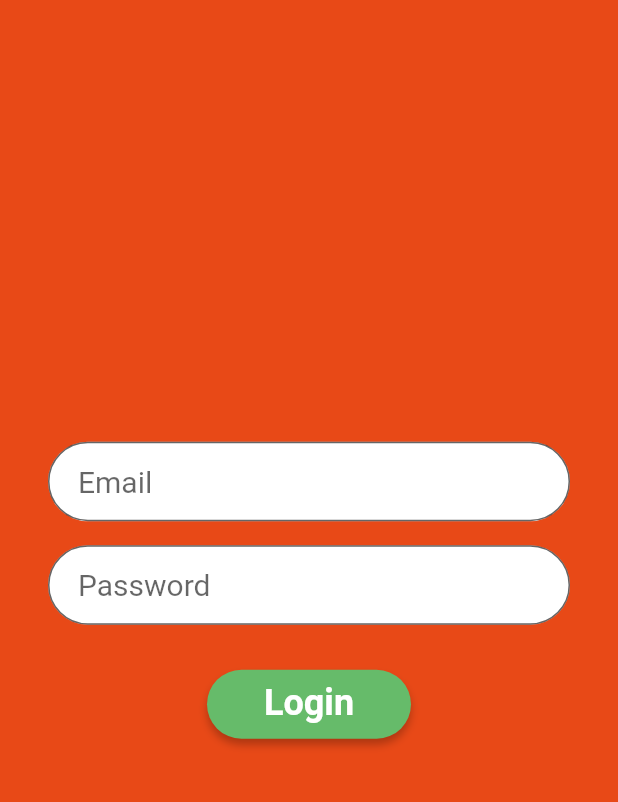
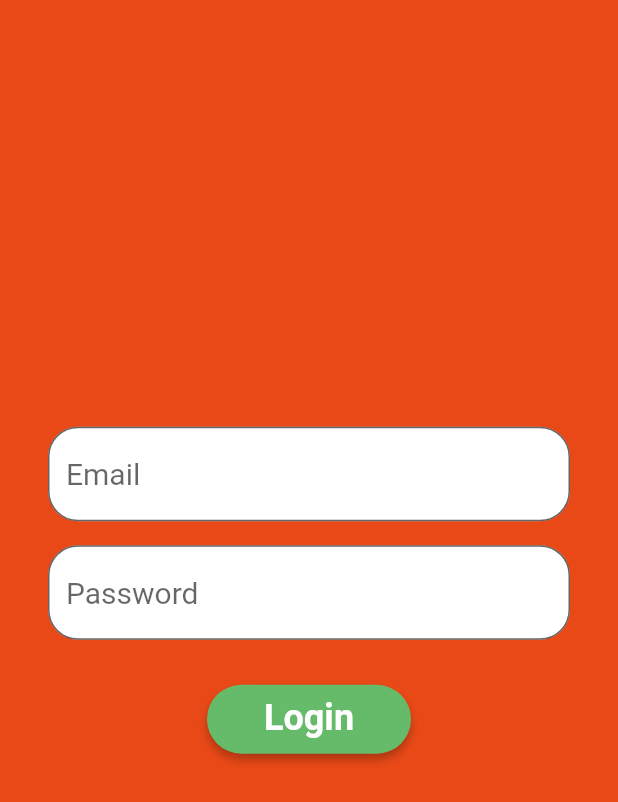
Before and after one commit to TrailBuddies/app, a Flutter app: the screen it shows after launch, after a tap on "Lets Go!", on a phone screen of 412 x 824 dp. Shown: the top 802 px of the screen. Run offline on Flutter 3.47's test engine with Material 2 defaults, Android fonts, the phone set to English and light mode, and no system bars; our stand-ins replace shared_preferences; Roboto replaces fonts that are missing (Montserrat, Ruda).

Commit message:
remove ugly text input focus outline
and make the border radius a little smaller

```diff
--- a/lib/widgets/common/text_input.dart
+++ b/lib/widgets/common/text_input.dart
@@ -27,15 +27,15 @@ class _TextInputState extends State<TextInput> {
       style: widget.style,
       decoration: InputDecoration(
         focusedBorder: OutlineInputBorder(
-          borderSide: const BorderSide(color: Colors.black, width: 2.0),
-          borderRadius: BorderRadius.circular(32.0),
+          borderSide: BorderSide(color: Colors.orangeAccent.shade700, width: 1.0),
+          borderRadius: BorderRadius.circular(20.0),
         ),
         filled: true,
         fillColor: Colors.white,
-        contentPadding: const EdgeInsets.fromLTRB(20.0, 15.0, 20.0, 15.0),
+        // contentPadding: const EdgeInsets.fromLTRB(20.0, 15.0, 20.0, 15.0),
         hintText: widget.hintText,
         border: OutlineInputBorder(
-          borderRadius: BorderRadius.circular(32.0),
+          borderRadius: BorderRadius.circular(20.0),
         ),
       ),
     );
```
